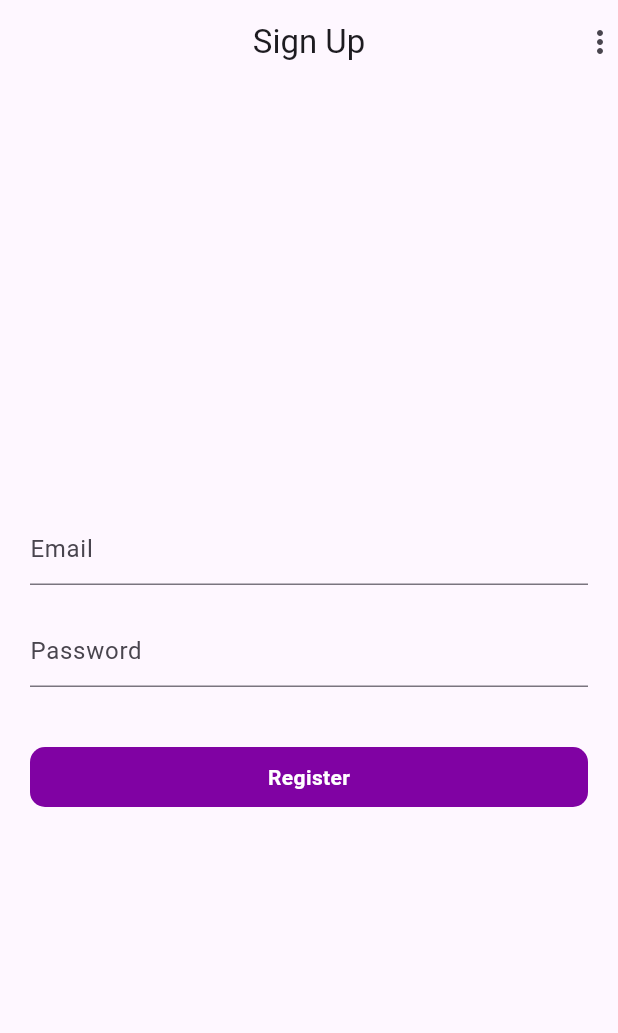
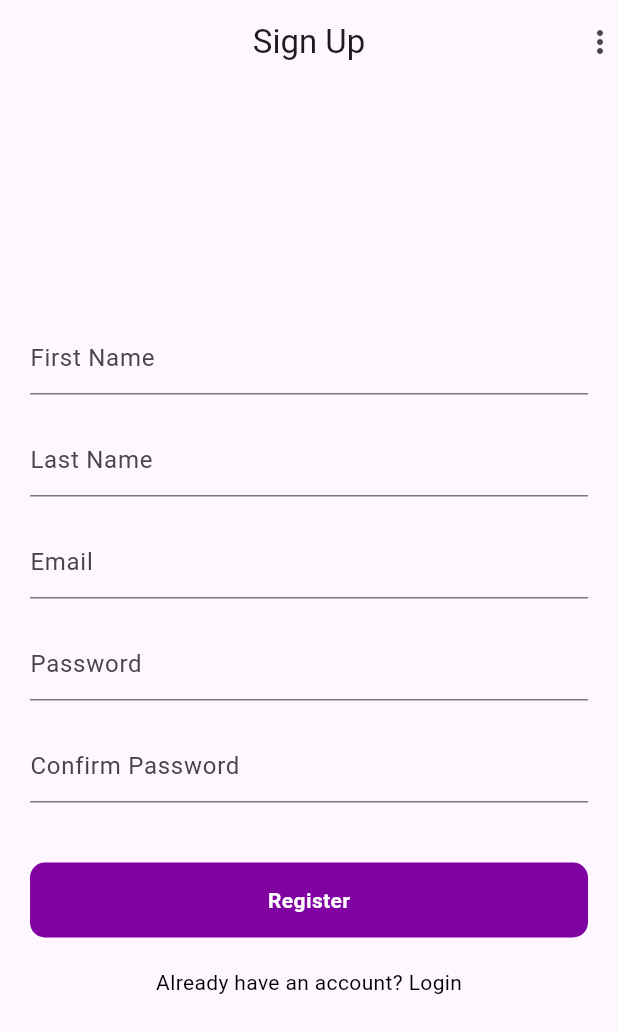
Before and after one commit to nahidhasanniloy/api, a Flutter app: the screen it shows after launch, on a phone screen of 412 x 824 dp. Shown: the top 1033 px of the screen. Run offline on Flutter 3.47's test engine with Material 3 defaults, Android fonts, the phone set to English and light mode, and no system bars; our stand-ins replace device_preview, get, pin_code_fields.

Commit message:
loginm -register and otp

```diff
--- a/lib/core/appRoutes.dart
+++ b/lib/core/appRoutes.dart
@@ -1,16 +1,18 @@
 import 'package:flutter/cupertino.dart';
 import 'package:get/get_navigation/src/routes/get_route.dart';
 
-import '../views/login.dart';
+import '../views/login/login.dart';
+import '../views/signup/register.dart';
 
 class AppRoutes {
 
-  static const String LoginA ="/Login";
-
+  static const String LoginA ="/LoginPage";
+  static const String register ="/Register";
 
   static List<GetPage> routes = [
 
-    GetPage(name: LoginA, page: () => Login()),
+    GetPage(name: LoginA, page: () => LoginPage()),
+    GetPage(name: register, page: () => Register()),
 
 
   ];
--- a/lib/main.dart
+++ b/lib/main.dart
@@ -7,7 +7,7 @@ void main() {
   runApp(
     DevicePreview(
       enabled: true,
-      builder: (context) => const MyApp(), // আপনার মূল অ্যাপ
+      builder: (context) => const MyApp(),
     ),
   );
 }
@@ -18,9 +18,9 @@ class MyApp extends StatelessWidget {
   @override
   Widget build(BuildContext context) {
     return GetMaterialApp(
-      title: 'Flutter Demo',
+      title: 'Flutter Demo ',
 
-      // Device Preview এর জন্য integration
+
       builder: DevicePreview.appBuilder,
       useInheritedMediaQuery: true,
       locale: DevicePreview.locale(context),
@@ -31,7 +31,7 @@ class MyApp extends StatelessWidget {
       debugShowCheckedModeBanner: false,
       defaultTransition: Transition.fadeIn,
       transitionDuration: const Duration(milliseconds: 200),
-      initialRoute: AppRoutes.LoginA,
+      initialRoute: AppRoutes.register,
       getPages: AppRoutes.routes,
     );
   }
--- a/lib/utils/app_colors.dart
+++ b/lib/utils/app_colors.dart
@@ -3,5 +3,6 @@ import 'dart:ui';
 class AppColors {
   static const Color primary = Color(0xff8002a3);
   static const Color white = Color(0xffffffff);
+  static const Color white_50 = Color(0x80ffffff);
 
 }
--- a/lib/views/login.dart
+++ b/lib/views/login/login.dart
@@ -1,49 +1,51 @@
+// ignore_for_file: prefer_const_constructors
+
 import 'package:flutter/material.dart';
 import 'package:get/get.dart';
-import 'package:loginsignup/utils/app_colors.dart';
+import '../../utils/app_colors.dart';
+import '../signup/register.dart';
+import 'login_controller.dart';
 
-import 'controller/register_controller.dart';
-
-class Login extends StatelessWidget {
-  Login({super.key});
+class LoginPage extends StatelessWidget {
+  LoginPage({super.key});
 
   final emailController = TextEditingController();
   final passwordController = TextEditingController();
 
   // Controller initialize
-  final RegisterController controller = Get.put(RegisterController());
+  final LoginController controller = Get.put(LoginController());
 
   @override
   Widget build(BuildContext context) {
     return Scaffold(
       appBar: AppBar(
-        clipBehavior: Clip.antiAlias,
-        title: Text('Sign Up'),
+        title: const Text("Login"),
         centerTitle: true,
-        actions: [Icon(Icons.more_vert)],
       ),
       body: Padding(
-        padding: EdgeInsets.symmetric(horizontal: 20),
+        padding: const EdgeInsets.symmetric(horizontal: 20),
         child: Column(
           mainAxisAlignment: MainAxisAlignment.center,
           children: [
             TextFormField(
               controller: emailController,
-              decoration: InputDecoration(hintText: 'Email'),
+              decoration: const InputDecoration(hintText: 'Email'),
             ),
-            SizedBox(height: 20),
+            const SizedBox(height: 20),
             TextFormField(
               controller: passwordController,
-              decoration: InputDecoration(hintText: 'Password'),
+              decoration: const InputDecoration(hintText: 'Password'),
               obscureText: true,
             ),
-            SizedBox(height: 40),
+            const SizedBox(height: 40),
+
+            // Login Button
             Obx(() {
               return GestureDetector(
                 onTap: controller.isLoading.value
                     ? null
                     : () {
-                  controller.registerUser(
+                  controller.loginUser(
                     email: emailController.text.trim(),
                     password: passwordController.text.trim(),
                   );
@@ -51,28 +53,38 @@ class Login extends StatelessWidget {
                 child: Container(
                   alignment: Alignment.center,
                   width: double.infinity,
-                  height: 40,
+                  height: 50,
                   decoration: BoxDecoration(
                     color: AppColors.primary,
-                    borderRadius: BorderRadius.all(Radius.circular(10)),
+                    borderRadius: const BorderRadius.all(Radius.circular(10)),
                   ),
                   child: controller.isLoading.value
-                      ? CircularProgressIndicator(color: Colors.white)
-                      : Text(
-                    'Register',
+                      ? const CircularProgressIndicator(color: Colors.white)
+                      : const Text(
+                    'Login',
                     style: TextStyle(
-                      color: AppColors.white,
+                      color: Colors.white,
                       fontWeight: FontWeight.bold,
                     ),
                   ),
                 ),
               );
             }),
+
+            const SizedBox(height: 20),
+
+            // Register button
+            GestureDetector(
+              onTap: () {
+                Get.to(() => Register());
+              },
+              child: const Text(
+                "Don't have an account? Register",
+                style: TextStyle(color: Color(0xff000000)),
+              ),
+            ),
           ],
         ),
-
-
-
       ),
     );
   }
--- /dev/null
+++ b/lib/views/login/login_controller.dart
@@ -0,0 +1,45 @@
+import 'dart:convert';
+import 'package:get/get.dart';
+import 'package:http/http.dart' as http;
+
+class LoginController extends GetxController {
+  var isLoading = false.obs;
+
+  Future<void> loginUser({
+    required String email,
+    required String password,
+  }) async {
+    isLoading.value = true;
+
+    final url = Uri.parse("https://apitest.softvencefsd.xyz/api/login");
+
+    try {
+      final response = await http.post(
+        url,
+        body: {
+          "email": email,
+          "password": password,
+        },
+      );
+
+      final data = jsonDecode(response.body);
+
+      if (response.statusCode == 200 && data["status"] == true) {
+        // ✅ Login success হলে snackbar দেখাবে
+        Get.snackbar("Success", "Login successful!");
+
+        // 👉 এখানে তুমি চাইলে অন্য কোনো পেজে পাঠাতে পারো
+        // যেমনঃ Dashboard বা HomePage
+        // Get.offAll(() => HomePage());
+
+      } else {
+        // ❌ Login fail হলে error দেখাবে
+        Get.snackbar("Error", data["message"] ?? "Login failed");
+      }
+    } catch (e) {
+      Get.snackbar("Error", e.toString());
+    } finally {
+      isLoading.value = false;
+    }
+  }
+}
--- /dev/null
+++ b/lib/views/signup/register.dart
@@ -0,0 +1,115 @@
+import 'package:flutter/material.dart';
+import 'package:get/get.dart';
+import 'package:loginsignup/views/login/login.dart';
+import '../../utils/app_colors.dart';
+import 'controller/register_controller.dart';
+
+class Register extends StatelessWidget {
+  Register({super.key});
+
+  final emailController = TextEditingController();
+  final passwordController = TextEditingController();
+  final firstnameController = TextEditingController();
+  final lastnameController = TextEditingController();
+  final confirmPasswordController = TextEditingController();
+
+  // Controller initialize
+  final RegisterController controller = Get.put(RegisterController());
+
+  @override
+  Widget build(BuildContext context) {
+    return Scaffold(
+      appBar: AppBar(
+        title: const Text('Sign Up'),
+        centerTitle: true,
+        actions: const [Icon(Icons.more_vert)],
+      ),
+      body: Padding(
+        padding: const EdgeInsets.symmetric(horizontal: 20),
+        child: Column(
+          mainAxisAlignment: MainAxisAlignment.center,
+          children: [
+            TextFormField(
+              controller: firstnameController,
+              decoration: const InputDecoration(hintText: 'First Name'),
+            ),
+            const SizedBox(height: 20),
+            TextFormField(
+              controller: lastnameController,
+              decoration: const InputDecoration(hintText: 'Last Name'),
+            ),
+            const SizedBox(height: 20),
+            TextFormField(
+              controller: emailController,
+              decoration: const InputDecoration(hintText: 'Email'),
+            ),
+            const SizedBox(height: 20),
+            TextFormField(
+              controller: passwordController,
+              decoration: const InputDecoration(hintText: 'Password'),
+              obscureText: true,
+            ),
+            const SizedBox(height: 20),
+            TextFormField(
+              controller: confirmPasswordController,
+              decoration: const InputDecoration(hintText: 'Confirm Password'),
+              obscureText: true,
+            ),
+
+            const SizedBox(height: 40),
+
+            // Register Button
+            Obx(() {
+              return GestureDetector(
+                onTap: controller.isLoading.value
+                    ? null
+                    : () {
+                        controller.registerUser(
+                          email: emailController.text.trim(),
+                          password: passwordController.text.trim(),
+                          first_name: firstnameController.text.trim(),
+                          last_name: lastnameController.text.trim(),
+                          password_confirmation: confirmPasswordController.text,
+                        );
+
+
+                      },
+                child: Container(
+                  alignment: Alignment.center,
+                  width: double.infinity,
+                  height: 50,
+                  decoration: BoxDecoration(
+                    color: AppColors.primary,
+                    borderRadius: const BorderRadius.all(Radius.circular(10)),
+                  ),
+                  child: controller.isLoading.value
+                      ? const CircularProgressIndicator(color: Colors.white)
+                      : const Text(
+                          'Register',
+                          style: TextStyle(
+                            color: Colors.white,
+                            fontWeight: FontWeight.bold,
+                          ),
+                        ),
+                ),
+              );
+            }),
+
+            const SizedBox(height: 20),
+
+            // Login button
+            GestureDetector(
+              onTap: () {
+                Get.to(LoginPage());
+              },
+              child: const Text(
+                'Already have an account? Login',
+                style: TextStyle(color: Color(0xff000000)),
+              ),
+            ),
+          ],
+        ),
+      ),
+    );
+  }
+}
--- a/pubspec.yaml
+++ b/pubspec.yaml
@@ -21,6 +21,7 @@ dependencies:
   get: ^4.7.2
   device_preview: ^1.3.1
   http: ^1.5.0
+  pin_code_fields: ^8.0.1
 
   # The following adds the Cupertino Icons font to your application.
   # Use with the CupertinoIcons class for iOS style icons.
```
Also changed, not shown: lib/views/controller/register_controller.dart (deleted, +0 -67 lines), lib/views/custom_widgets/custom_otp.dart (added, +41 -0 lines), lib/views/otp/otp.dart (added, +50 -0 lines), lib/views/otp/otp/otp_controller.dart (added, +40 -0 lines), lib/views/signup/controller/register_controller.dart (added, +79 -0 lines), pubspec.lock.
